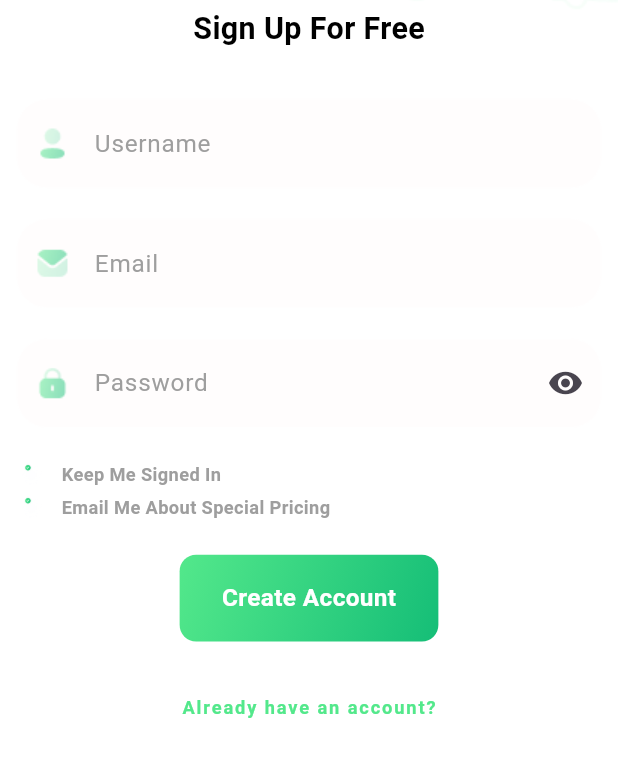
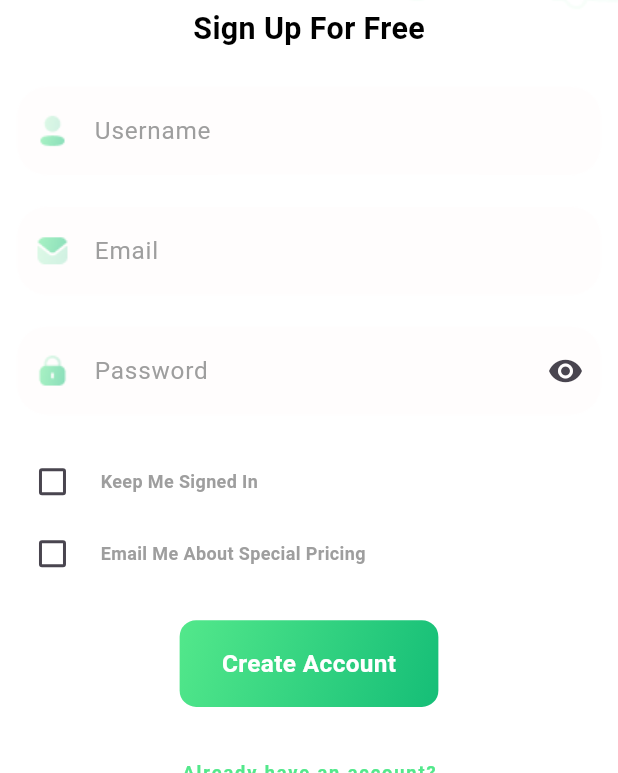
Before and after one commit to DonScope/food_app, a Flutter app: the SignInPage screen opened directly, after a tap on "Login", on a phone screen of 412 x 824 dp, the part 463-1236 px from its top. Run offline on Flutter 3.47's test engine with Material 3 defaults, Android fonts, the phone set to English and light mode, and no system bars; our stand-ins replace flutter_onboarding_slider, flutter_screenutil.

Commit message:
UI optimizations and changes

```diff
--- /dev/null
+++ b/devtools_options.yaml
@@ -0,0 +1,3 @@
+description: This file stores settings for Dart & Flutter DevTools.
+documentation: https://docs.flutter.dev/tools/devtools/extensions#configure-extension-enablement-states
+extensions:
--- a/lib/View/RegistrationProcess/Set_location.dart
+++ b/lib/View/RegistrationProcess/Set_location.dart
@@ -1,7 +1,6 @@
 import 'package:flutter/cupertino.dart';
 import 'package:flutter/material.dart';
 import 'package:food_app/View/RegistrationProcess/Signup_Success_Notification.dart';
-import 'package:food_app/View/RegistrationProcess/Upload_Preview.dart';
 import 'package:food_app/View/Widgets/CustomButton.dart';
 
 class SetLocation extends StatelessWidget {
--- a/lib/View/RegistrationProcess/Sign_in_Page.dart
+++ b/lib/View/RegistrationProcess/Sign_in_Page.dart
@@ -5,7 +5,7 @@ import 'package:food_app/View/RegistrationProcess/Sign_up_Page.dart';
 import 'package:food_app/View/ResetPassword/SelectMethod.dart';
 import 'package:food_app/View/Widgets/CustomButton.dart';
 import 'package:food_app/View/Widgets/CustomLoginButtons.dart';
-import 'package:food_app/View/Widgets/CustomTextField.dart';
+import 'package:food_app/View/Widgets/CustomTextFieldWithImage.dart';
 
 class SignInPage extends StatefulWidget {
   const SignInPage({super.key});
@@ -57,9 +57,9 @@ class _SignInPageState extends State<SignInPage> {
                     ),
                   ),
                   SizedBox(height: 50.h),
-                  CustomTextField(hintText: "Email"),
+                  Customtextfieldwithimage(hintText: "Email"),
                   SizedBox(height: 20.h),
-                  CustomTextField(
+                  Customtextfieldwithimage(
                     hintText: "Password",
                     obscureText: true,
                   ),
--- a/lib/View/RegistrationProcess/Sign_up_Page.dart
+++ b/lib/View/RegistrationProcess/Sign_up_Page.dart
@@ -14,6 +14,8 @@ class SignUpPage extends StatefulWidget {
 }
 
 class _SignUpPageState extends State<SignUpPage> {
+bool isChecked1 = false;
+  bool isChecked2 = false;
   @override
   Widget build(BuildContext context) {
     return Scaffold(
@@ -79,42 +81,47 @@ class _SignUpPageState extends State<SignUpPage> {
                   ),
                   SizedBox(height: 20.h),
                 Row(
+
+          mainAxisAlignment: MainAxisAlignment.start,
           children: [
-        Container(
-          width: 22,
-          height: 22,
-          child: Image(
-            image: AssetImage("assets/CheckIcon.png"),
-            alignment: Alignment.center,
-          ),
+            Checkbox(
+              value: isChecked1,
+              onChanged: (bool? newValue) {
+                setState(() {
+                  isChecked1 = newValue ?? false;
+                });
+              },
+              activeColor: Colors.blue,
             ),
             SizedBox(width: 8),
             Text(
               "Keep Me Signed In",
               style: TextStyle(
                 color: Colors.grey,
-            fontSize: 12.sp,
+                fontSize: 12,
                 fontWeight: FontWeight.bold,
               ),
             ),
           ],
         ),
                 Row(
+          mainAxisAlignment: MainAxisAlignment.start,
           children: [
-        Container(
-          width: 22,
-          height: 22,
-          child: Image(
-            image: AssetImage("assets/CheckIcon.png"),
-            alignment: Alignment.center,
-          ),
+            Checkbox(
+              value: isChecked2,
+              onChanged: (bool? newValue) {
+                setState(() {
+                  isChecked2 = newValue ?? false;
+                });
+              },
+              activeColor: Colors.blue,
             ),
             SizedBox(width: 8),
             Text(
               "Email Me About Special Pricing",
               style: TextStyle(
                 color: Colors.grey,
-            fontSize: 12.sp,
+                fontSize: 12,
                 fontWeight: FontWeight.bold,
               ),
             ),
@@ -162,6 +169,4 @@ class _SignUpPageState extends State<SignUpPage> {
       ),
     );
   }
-
-
 }
--- a/lib/View/RegistrationProcess/Signup_Success_Notification.dart
+++ b/lib/View/RegistrationProcess/Signup_Success_Notification.dart
@@ -1,7 +1,6 @@
 import 'package:flutter/cupertino.dart';
 import 'package:flutter/material.dart';
 import 'package:flutter_screenutil/flutter_screenutil.dart';
-import 'package:food_app/View/RegistrationProcess/Sign_up_Page.dart';
 import 'package:food_app/View/Widgets/CustomButton.dart';
 
 class SignupSuccessNotification extends StatelessWidget {
--- a/lib/View/ResetPassword/ResetPassword.dart
+++ b/lib/View/ResetPassword/ResetPassword.dart
@@ -1,9 +1,7 @@
 import 'package:flutter/cupertino.dart';
 import 'package:flutter/material.dart';
-import 'package:food_app/View/RegistrationProcess/Upload_Preview.dart';
 import 'package:food_app/View/ResetPassword/ViaSMS_screen.dart';
 import 'package:food_app/View/Widgets/CustomButton.dart';
-import 'package:food_app/View/Widgets/CustomTextField.dart';
 import 'package:food_app/View/Widgets/CustomTextFieldWithImage.dart';
 
 class Resetpassword extends StatelessWidget {
@@ -33,6 +31,7 @@ class Resetpassword extends StatelessWidget {
           SafeArea(
             child: Padding(
               padding: const EdgeInsets.all(10),
+              child: SingleChildScrollView(
                 child: Column(
                   crossAxisAlignment: CrossAxisAlignment.start,
                   children: [
@@ -49,7 +48,7 @@ class Resetpassword extends StatelessWidget {
                       style: TextStyle(fontSize: 14, color: Colors.black),
                     ),
                     SizedBox(height: 30),
-                  CustomTextField(hintText: "New Password"),
+                    Customtextfieldwithimage(hintText: "New Password"),
                      SizedBox(height: 25),
                      Customtextfieldwithimage(hintText: "Confirm Password", ic: Icon(Icons.remove_red_eye),),
                      SizedBox(height:255),
@@ -60,6 +59,7 @@ class Resetpassword extends StatelessWidget {
                   ],
                 ),
               ),
+            ),
           )
         ],
       ),
--- a/lib/View/Widgets/CustomTextField.dart
+++ /dev/null
@@ -1,49 +0,0 @@
-import 'package:flutter/material.dart';
-import 'package:flutter_screenutil/flutter_screenutil.dart';
-
-class CustomTextField extends StatelessWidget {
-  final String hintText;
-  final bool obscureText;
-  const CustomTextField({
-    super.key,
-    required this.hintText,
-    this.obscureText = false,
-  });
-
-  @override
-  Widget build(BuildContext context) {
-    return  TextField(
-  obscureText: obscureText,
-  decoration: InputDecoration(
-    hintText: hintText,
-    hintStyle: TextStyle(
-      color: Colors.grey,
-      fontSize: 16.sp,
-    ),
-    fillColor: Color.fromRGBO(255, 253, 253, 1),
-    filled: true,
-    contentPadding: EdgeInsets.symmetric(
-      vertical: 20.h,
-      horizontal: 16.w,
-    ),
-    enabledBorder: OutlineInputBorder(
-      borderRadius: BorderRadius.circular(20.r),
-      borderSide: BorderSide(
-        color: Colors.white,
-        width: 0.5.w,
-      ),
-    ),
-    border: OutlineInputBorder(
-      borderRadius: BorderRadius.circular(20.r),
-    ),
-    focusedBorder: OutlineInputBorder(
-      borderRadius: BorderRadius.circular(20.r),
-      borderSide: BorderSide(
-        color: Colors.green,
-        width: 2.0.w,
-      ),
-    ),
-  ),
-);
-  }
-}
--- a/lib/View/onboarding/onboarding.dart
+++ b/lib/View/onboarding/onboarding.dart
@@ -9,6 +9,7 @@ class OnBoarding extends StatelessWidget {
     return CupertinoApp(
       home: OnBoardingSlider(
         headerBackgroundColor: Colors.white,
+        pageBackgroundColor: Colors.white,
         onFinish: (){
           Navigator.pushReplacement(context, MaterialPageRoute(builder: (context) => SignUpPage(),));
         },
--- a/lib/main.dart
+++ b/lib/main.dart
@@ -1,6 +1,6 @@
 import 'package:flutter/material.dart';
 import 'package:flutter_screenutil/flutter_screenutil.dart';
-import 'package:food_app/View/onboarding/onboarding.dart';
+import 'package:food_app/View/onboarding/lottie_screen.dart';
 
 void main() {
   runApp(const MyApp());
@@ -26,7 +26,7 @@ class MyApp extends StatelessWidget {
           home: child,
         );
       },
-     child: OnBoarding()
+     child: LottieScreen()
     );
   }
 }
--- a/pubspec.yaml
+++ b/pubspec.yaml
@@ -37,6 +37,7 @@ dependencies:
   cupertino_icons: ^1.0.8
   flutter_onboarding_slider: ^1.0.11
   flutter_screenutil: ^5.9.3
+  lottie: ^3.1.2
 
 dev_dependencies:
   flutter_test:
```
Also changed, not shown: lib/View/RegistrationProcess/Signup_Process.dart (+6 -4 lines), lib/View/ResetPassword/Selectmethod.dart (+13 -15 lines), lib/View/onboarding/lottie_screen.dart (added, +35 -0 lines), pubspec.lock. Lines whose indentation alone changed are shown as unchanged.
